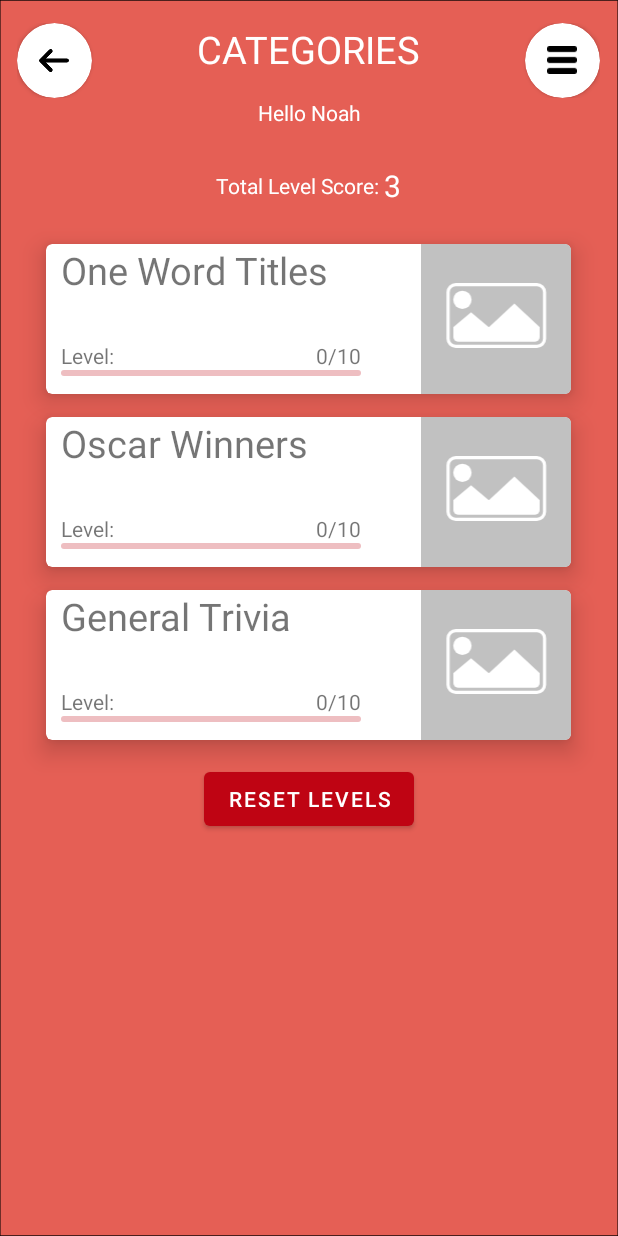
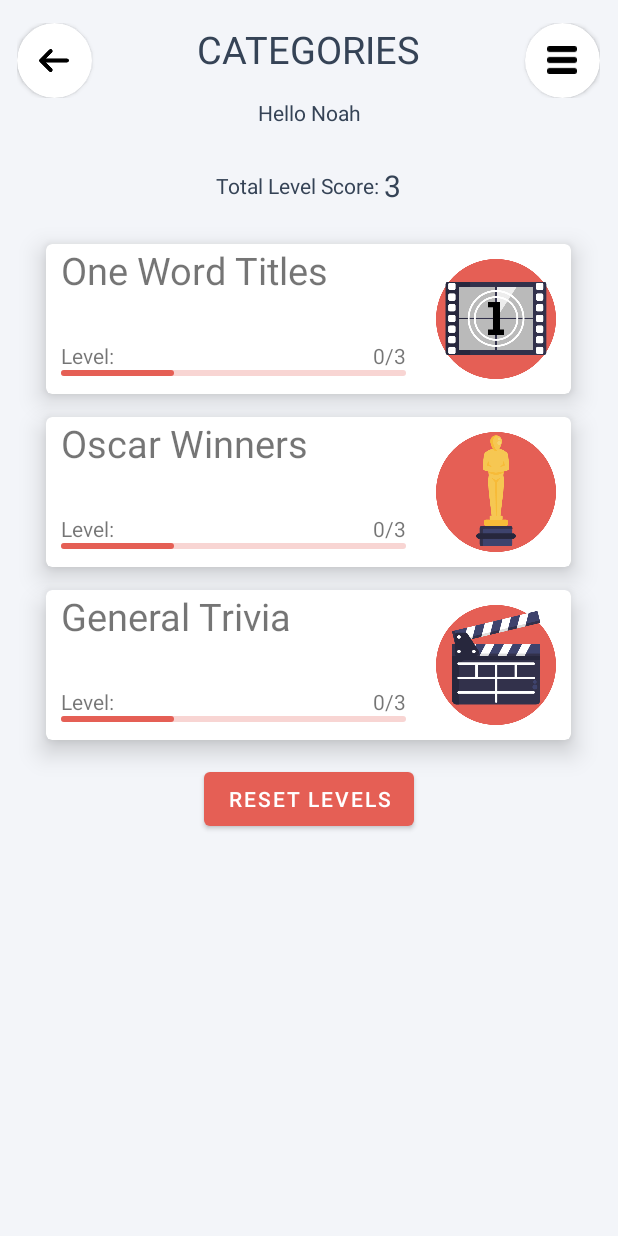
Before and after one commit to noah-erasmus/QuizzApp, an Android app: the SelectCategoryActivity screen opened directly, with no data from a screen before it, on a phone screen of 412 x 824 dp. Run offline under Robolectric (Android 15) with nearby library versions, the phone set to English and light mode, and no system bars.

Commit message:
Styling changes pt 1

```diff
--- a/app/src/main/AndroidManifest.xml
+++ b/app/src/main/AndroidManifest.xml
@@ -9,7 +9,8 @@
         android:roundIcon="@mipmap/ic_launcher_round"
         android:supportsRtl="true"
         android:theme="@style/Theme.QuizzApp">
-        <activity android:name=".AnswerResultActivity"></activity>
+        <activity android:name=".PrizeActivity"></activity>
+        <activity android:name=".AnswerResultActivity" />
         <activity android:name=".AnswerActivity" />
         <activity android:name=".LevelFinishActivity" />
         <activity
--- a/app/src/main/java/com/example/quizzapp/SelectCategoryActivity.kt
+++ b/app/src/main/java/com/example/quizzapp/SelectCategoryActivity.kt
@@ -26,6 +26,14 @@ class SelectCategoryActivity : AppCompatActivity() {
 
         //Custom greeting text
         hello_user.text = "Hello ${userName}"
+
+        //Set progress indicators
+        val category1Progress = sharedPref.getInt(Constants.CATEGORY1_LEVEL, 1) * 33.3
+        onewordtitles_progress.progress = category1Progress.toInt()
+        val category2Progress = sharedPref.getInt(Constants.CATEGORY2_LEVEL, 1) * 33.3
+        oscarwinners_progress.progress = category2Progress.toInt()
+        val category3Progress = sharedPref.getInt(Constants.CATEGORY3_LEVEL, 1) * 33.3
+        generaltrivia_progress.progress = category3Progress.toInt()
 
         //Total category levels from shared preferences
         totallevel_view.text = "${
--- a/app/src/main/res/layout/activity_select_category.xml
+++ b/app/src/main/res/layout/activity_select_category.xml
@@ -11,7 +11,7 @@
         android:layout_height="match_parent"
         android:orientation="vertical"
         android:gravity="center_horizontal"
-        android:background="@drawable/quizzapp_bg">
+        android:background="@color/background">
 
         <LinearLayout
             android:layout_width="wrap_content"
@@ -44,7 +44,7 @@
                 android:textSize="25dp"
                 android:layout_marginLeft="70dp"
                 android:layout_marginRight="70dp"
-                android:textColor="@color/white">
+                android:textColor="@color/normal_text">
 
             </TextView>
 
@@ -72,7 +72,7 @@
             android:id="@+id/hello_user"
             android:layout_width="match_parent"
             android:layout_height="wrap_content"
-            android:textColor="@color/white"
+            android:textColor="@color/normal_text"
             android:text="Hello"
             android:gravity="center_horizontal">
 
@@ -90,7 +90,7 @@
                 android:layout_width="match_parent"
                 android:layout_height="wrap_content"
                 android:text="Total Level Score: "
-                android:textColor="@color/white">
+                android:textColor="@color/normal_text">
 
             </TextView>
 
@@ -100,7 +100,7 @@
                 android:layout_height="wrap_content"
                 android:text="20"
                 android:textSize="20dp"
-                android:textColor="@color/white">
+                android:textColor="@color/normal_text">
 
             </TextView>
 
@@ -132,7 +132,7 @@
                         android:text="One Word Titles"></TextView>
 
                     <LinearLayout
-                        android:layout_width="200dp"
+                        android:layout_width="230dp"
                         android:layout_height="wrap_content"
                         android:orientation="horizontal">
 
@@ -145,21 +145,24 @@
                             android:layout_width="fill_parent"
                             android:layout_height="wrap_content"
                             android:gravity="right"
-                            android:text="0/10"></TextView>
+                            android:text="0/3"></TextView>
 
                     </LinearLayout>
 
                     <com.google.android.material.progressindicator.LinearProgressIndicator
-                        android:layout_width="200dp"
+                        android:id="@+id/onewordtitles_progress"
+                        android:layout_width="230dp"
                         android:layout_height="20dp"
-                        app:trackCornerRadius="25dp"/>
+                        app:trackCornerRadius="25dp"
+                        android:progress="50"/>
 
                 </LinearLayout>
 
                 <ImageView
                     android:layout_width="100dp"
                     android:layout_height="match_parent"
-                    android:src="@drawable/ic_placeholdersvg"></ImageView>
+                    android:src="@drawable/cat1icon"
+                    android:padding="10dp"></ImageView>
 
             </LinearLayout>
 
@@ -191,7 +194,7 @@
                         android:text="Oscar Winners"></TextView>
 
                     <LinearLayout
-                        android:layout_width="200dp"
+                        android:layout_width="230dp"
                         android:layout_height="wrap_content"
                         android:orientation="horizontal">
 
@@ -204,12 +207,13 @@
                             android:layout_width="fill_parent"
                             android:layout_height="wrap_content"
                             android:gravity="right"
-                            android:text="0/10"></TextView>
+                            android:text="0/3"></TextView>
 
                     </LinearLayout>
 
                     <com.google.android.material.progressindicator.LinearProgressIndicator
-                        android:layout_width="200dp"
+                        android:id="@+id/oscarwinners_progress"
+                        android:layout_width="230dp"
                         android:layout_height="20dp"
                         app:trackCornerRadius="25dp"/>
 
@@ -218,7 +222,8 @@
                 <ImageView
                     android:layout_width="100dp"
                     android:layout_height="match_parent"
-                    android:src="@drawable/ic_placeholdersvg"></ImageView>
+                    android:src="@drawable/cat2icon"
+                    android:padding="10dp"></ImageView>
 
             </LinearLayout>
 
@@ -250,7 +255,7 @@
                         android:text="General Trivia"></TextView>
 
                     <LinearLayout
-                        android:layout_width="200dp"
+                        android:layout_width="230dp"
                         android:layout_height="wrap_content"
                         android:orientation="horizontal">
 
@@ -263,12 +268,13 @@
                             android:layout_width="fill_parent"
                             android:layout_height="wrap_content"
                             android:gravity="right"
-                            android:text="0/10"></TextView>
+                            android:text="0/3"></TextView>
 
                     </LinearLayout>
 
                     <com.google.android.material.progressindicator.LinearProgressIndicator
-                        android:layout_width="200dp"
+                        android:id="@+id/generaltrivia_progress"
+                        android:layout_width="230dp"
                         android:layout_height="20dp"
                         app:trackCornerRadius="25dp"/>
 
@@ -277,7 +283,8 @@
                 <ImageView
                     android:layout_width="100dp"
                     android:layout_height="match_parent"
-                    android:src="@drawable/ic_placeholdersvg"></ImageView>
+                    android:src="@drawable/cat3icon"
+                    android:padding="10dp"></ImageView>
 
             </LinearLayout>
 
--- a/app/src/main/res/values/colors.xml
+++ b/app/src/main/res/values/colors.xml
@@ -8,7 +8,9 @@
     <color name="black">#FF000000</color>
     <color name="white">#FFFFFFFF</color>
     <color name="grey">#808080</color>
-    <color name="movie_red">#BF0413</color>
+    <color name="movie_red">#E55F55</color>
     <color name="question_count">#6b434a</color>
+    <color name="background">#f3f5f9</color>
+    <color name="normal_text">#354356</color>
 
 </resources>
```
Also changed, not shown: app/src/main/java/com/example/quizzapp/AnswerResultActivity.kt (+7 -0 lines), app/src/main/java/com/example/quizzapp/LevelFinishActivity.kt (+20 -7 lines), app/src/main/java/com/example/quizzapp/PrizeActivity.kt (added, +11 -0 lines), app/src/main/res/layout/activity_answer_result.xml (+33 -10 lines), app/src/main/res/layout/activity_prize.xml (added, +46 -0 lines), app/src/main/res/drawable-v24/cat1icon.png (added), app/src/main/res/drawable-v24/cat2icon.png (added), app/src/main/res/drawable-v24/cat3icon.png (added), app/src/main/res/drawable-v24/cross.png, app/src/main/res/drawable-v24/oscar.png (added).
